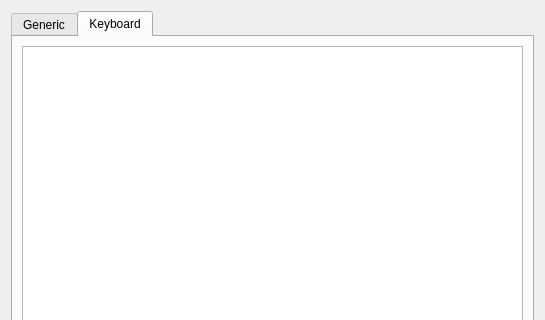
seanxyh/liteide, file liteidex/src/liteapp/liteappoption.ui: the form before one commit; both pictures show x 0 to 545 and y 0 to 320 of the 545 by 460 pixel window.
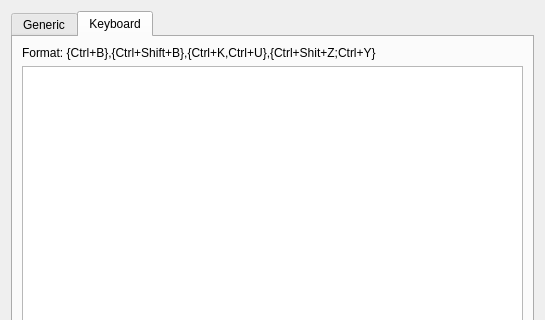
The form after the commit. The open tabs and pages were chosen to show the change.

Commit message: key bind: LiteApp

Patch:
```diff
--- a/liteidex/src/liteapp/liteappoption.ui
+++ b/liteidex/src/liteapp/liteappoption.ui
@@ -277,6 +277,13 @@
        <string>Keyboard</string>
       </attribute>
       <layout class="QVBoxLayout" name="verticalLayout_5">
+       <item>
+        <widget class="QLabel" name="label_5">
+         <property name="text">
+          <string>Format: {Ctrl+B},{Ctrl+Shift+B},{Ctrl+K,Ctrl+U},{Ctrl+Shit+Z;Ctrl+Y}</string>
+         </property>
+        </widget>
+       </item>
        <item>
         <widget class="QTreeView" name="keysTreeView"/>
        </item>
```
The commit also changes 1 other file.
